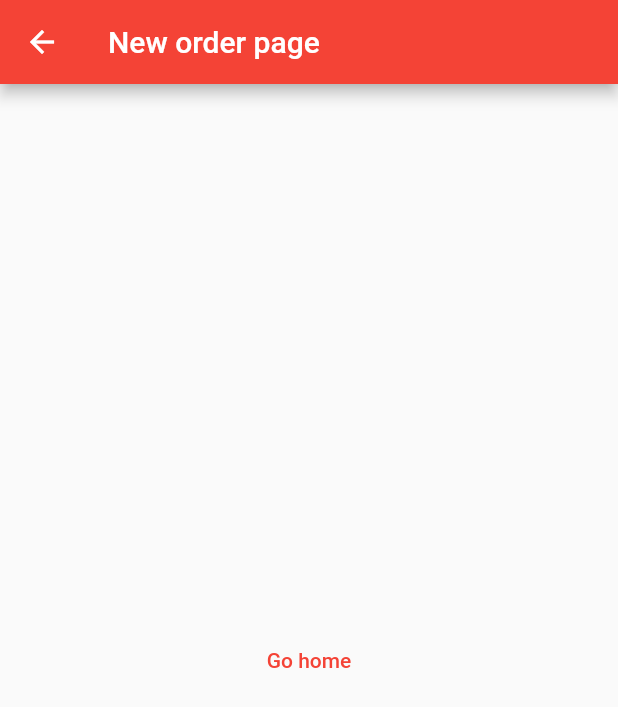
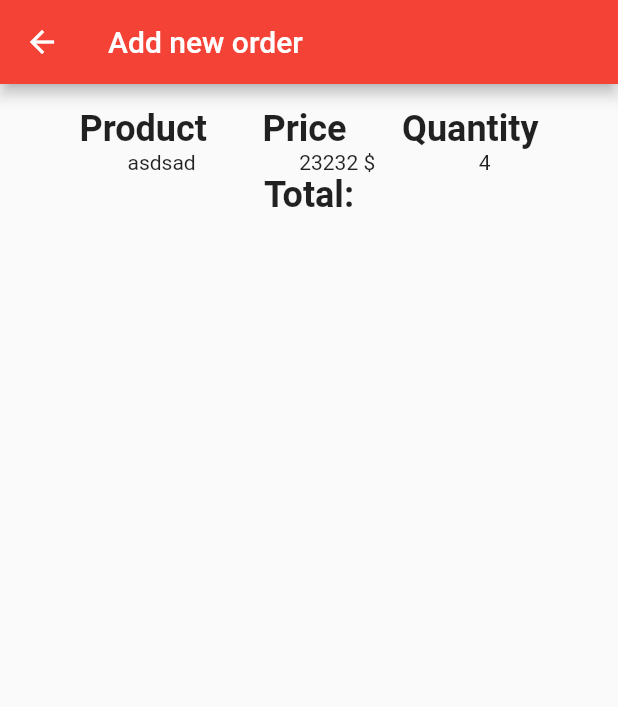
Before and after one commit to JaimeTorrealba/churryswafflesapp, a Flutter app: the AddOrderPage screen opened directly, on a phone screen of 412 x 824 dp. Shown: the top 707 px of the screen. Run offline on Flutter 3.47's test engine with Material 2 defaults, Android fonts, the phone set to English and light mode, and no system bars; our stand-ins replace cloud_firestore, firebase_core; accounts and stored records are empty.

Commit message:
First styles in add new order

```diff
--- /dev/null
+++ b/lib/components/commons/churrysTitle.dart
@@ -0,0 +1,15 @@
+import 'package:flutter/material.dart';
+
+class ChurrysTitle extends StatelessWidget {
+  ChurrysTitle({required this.titleText});
+
+  String titleText;
+
+  @override
+  Widget build(BuildContext context) {
+    return Text(
+      '$titleText',
+      style: const TextStyle(fontWeight: FontWeight.bold, fontSize: 24.0),
+    );
+  }
+}
--- a/lib/components/home/side_bar.dart
+++ b/lib/components/home/side_bar.dart
@@ -37,13 +37,6 @@ class SideBar extends StatelessWidget {
         ),
         ListTile(
           leading: Icon(Icons.home),
-          title: Text('All Orders'),
-          onTap: () => {
-            // Navigator.of(context).pushNamed(),
-          },
-        ),
-        ListTile(
-          leading: Icon(Icons.home),
           title: Text('Report'),
           onTap: () => {
             // Navigator.of(context).pushNamed(),
--- a/lib/main.dart
+++ b/lib/main.dart
@@ -14,7 +14,7 @@ class MyApp extends StatelessWidget {
   @override
   Widget build(BuildContext context) {
     return MaterialApp(
-      title: 'Flutter Demo',
+      title: 'Churry\'s Waffles App',
       theme: ThemeData(
         primarySwatch: Colors.red,
       ),
--- a/lib/views/add_order_page.dart
+++ b/lib/views/add_order_page.dart
@@ -1,4 +1,5 @@
 import 'package:flutter/material.dart';
+import '../components/commons/churrysTitle.dart';
 
 class AddOrderPage extends StatefulWidget {
   static const String id = '/addOrder';
@@ -7,25 +8,39 @@ class AddOrderPage extends StatefulWidget {
 }
 
 class _MyHomePageState extends State<AddOrderPage> {
+  List<Widget> cheader = [
+    Text(
+      'asdsad',
+    ),
+    Text(
+      '23232 \$',
+    ),
+    Text(
+      '4',
+    )
+  ];
+
   @override
   Widget build(BuildContext context) {
     return Scaffold(
       appBar: AppBar(
-        title: const Text('New order page'),
+        title: const Text('Add new order'),
       ),
-      body: Center(
-        child: Column(
-          mainAxisAlignment: MainAxisAlignment.center,
-          children: <Widget>[
-            TextButton(
-                onPressed: () {
-                  Navigator.of(context).pushNamed('/'
-                      // arguments:'A argument'
-                      );
-                },
-                child: const Text('Go home'))
-          ],
-        ),
+      body: Container(
+        padding: EdgeInsets.all(16.0),
+        child: Column(crossAxisAlignment: CrossAxisAlignment.start, children: [
+          Row(mainAxisAlignment: MainAxisAlignment.spaceEvenly, children: [
+            ChurrysTitle(titleText: 'Product'),
+            ChurrysTitle(titleText: 'Price'),
+            ChurrysTitle(titleText: 'Quantity')
+          ]),
+          Row(
+              mainAxisAlignment: MainAxisAlignment.spaceEvenly,
+              children: cheader),
+          Row(mainAxisAlignment: MainAxisAlignment.spaceEvenly, children: [
+            ChurrysTitle(titleText: 'Total:'),
+          ])
+        ]),
       ), // This trailing comma makes auto-formatting nicer for build methods.
     );
   }
```
